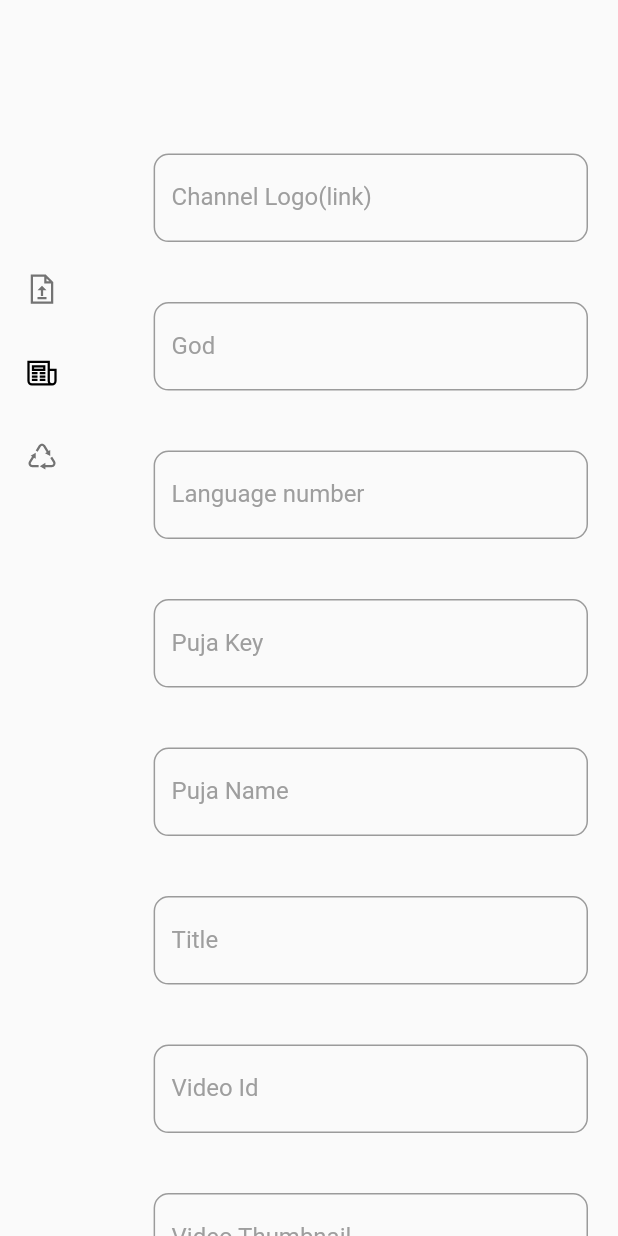
After one commit to saroj-kumar-padhi/readdata, a Flutter app: the VideoTab screen opened directly, after a tap on an icon or button, on a phone screen of 412 x 824 dp. The commit adds this screen. Run offline on Flutter 3.47's test engine with Material 2 defaults, Android fonts, the phone set to English and light mode, and no system bars; our stand-ins replace bubble_tab_indicator, cloud_firestore, expandable, firebase_core, firebase_storage, get and 2 more; missing offline and left inert: dart:html, dart:js, switcher, system_theme, translator; accounts and stored records are empty; Roboto replaces fonts that are missing (verdana_regular).

Commit message:
first commit

```diff
--- a/lib/app/modules/content_entry/content_entry_view.dart
+++ b/lib/app/modules/content_entry/content_entry_view.dart
@@ -21,6 +21,7 @@ class ContentEntryView extends StatelessWidget{
           FunctionCards(iconData: CupertinoIcons.bolt_horizontal_circle ,text: 'Puja',ontap: (){Get.toNamed('/home/${AppStrings.CONTENT_ENTRY}/update_puja/up');},),
           FunctionCards(iconData: CupertinoIcons.archivebox,text: 'Samagri',ontap: (){Get.toNamed('/home/${AppStrings.CONTENT_ENTRY}/samagri');},),
           FunctionCards(iconData: CupertinoIcons.calendar,text: 'Add Upcoming',ontap: (){Get.toNamed('/home/${AppStrings.CONTENT_ENTRY}/upcoming/up');},),
+            FunctionCards(iconData: CupertinoIcons.videocam,text: 'Add Video',ontap: (){Get.toNamed('/home/${AppStrings.CONTENT_ENTRY}/video/up');},),
           FunctionCards(iconData: CupertinoIcons.device_laptop ,text: 'Change Banner',ontap:()async{
 
           }),
--- /dev/null
+++ b/lib/app/modules/content_entry/video_section/add_video.dart
@@ -0,0 +1,77 @@
+import 'dart:html';
+
+import 'package:cloud_firestore/cloud_firestore.dart';
+import 'package:firebase_storage/firebase_storage.dart';
+import 'package:flutter/material.dart';
+import 'package:management/app/modules/content_entry/upcoming_section/controller/add_upcoming_controller.dart';
+import 'package:management/resources/app_components/custom_widgets.dart';
+import 'package:management/resources/app_exports.dart';
+
+import 'controller/add_video_controller.dart';
+
+class AddVideo extends StatelessWidget{
+  @override
+  Widget build(BuildContext context) {
+    TextEditingController language = TextEditingController();
+    TextEditingController puja_key = TextEditingController();
+    TextEditingController puja_name = TextEditingController();
+    TextEditingController tittle = TextEditingController();
+    TextEditingController video_id = TextEditingController();
+    TextEditingController video_thumbnail = TextEditingController();
+    TextEditingController live = TextEditingController();
+    TextEditingController channel_logo = TextEditingController();
+    TextEditingController god = TextEditingController();
+    return Scaffold(
+        body: SingleChildScrollView(
+          child: Column(
+            children: [
+
+              addCustomTextField(channel_logo, 'Channel Logo(link)'),
+              addCustomTextField(god, 'God'),
+              addCustomTextField(language, 'Language number'),
+              addCustomTextField(puja_key, 'Puja Key'),
+              addCustomTextField(puja_name, 'Puja Name'),
+              addCustomTextField(tittle, 'Title'),
+              addCustomTextField(video_id, 'Video Id'),
+              addCustomTextField(video_thumbnail, 'Video Thumbnail'),
+              addCustomTextField(live, 'Live (true or false)'),
+
+              SizedBox(height: 20,),
+              InkWell(
+                  onTap: (){
+                    Get.defaultDialog(
+                        middleText: "Are you sure you want to add ${tittle.text} as New video",
+                        onConfirm: (){
+                          if(language.text.isEmpty || puja_name.text.isEmpty || puja_key.text.isEmpty ||video_thumbnail.text.isEmpty || tittle.text.isEmpty || video_id.text.isEmpty){
+                            Get.showSnackbar(const GetSnackBar(titleText: Text(''),messageText: Text('Please fill are fields properly'),duration: Duration(seconds: 2),));
+                          }
+                          else{
+
+                            FirebaseFirestore.instance.doc('/PujaPurohitFiles/all_videos/videos/${video_id.text.trim()}').set({
+                              'language' : language.text.trim() as int,
+                              "channel_logo":channel_logo.text.trim(),
+                              'puja_key' : puja_key.text.trim(),
+                              'puja_name' : puja_name.text.trim(),
+                              'tittle' :tittle.text.trim(),
+                              'video_id' :video_id.text.trim(),
+                              'video_thumbnail':video_thumbnail.text.trim(),
+                              "live":live.text.trim(),
+                              "timetamp":FieldValue.serverTimestamp(),
+                            }).whenComplete(() {
+                              Get.back();
+                            });
+                          }
+                        },
+                        onCancel: (){
+                          Get.back();
+                        }
+                    );
+                  },
+                  child: redButton('Submit'))
+            ],
+          ),
+        ),
+    );
+  }
+
+}
--- /dev/null
+++ b/lib/app/modules/content_entry/video_section/update_video.dart
@@ -0,0 +1,157 @@
+import 'dart:html';
+import 'package:cloud_firestore/cloud_firestore.dart';
+import 'package:expandable/expandable.dart';
+import 'package:firebase_storage/firebase_storage.dart';
+import 'package:flutter/material.dart';
+import 'package:management/app/modules/content_entry/video_section/add_video.dart';
+import 'package:management/resources/app_components/custom_widgets.dart';
+
+import '../../../../../resources/app_exports.dart';
+import '../../../../../resources/responshive.dart';
+import 'controller/add_video_controller.dart';
+
+class UpdateVideo extends StatefulWidget {
+  final int language;
+  final String puja_key;
+  final String  puja_name;
+  final  String title;
+  final String video_id;
+  final String  video_thumbnail;
+  final  String live;
+  final String image;
+  final String eventId;
+  const UpdateVideo({Key? key,required this.language,required this.puja_key, required this.puja_name,required this.title, required this.live, required this.video_id,required this.video_thumbnail,required this.image,required this.eventId,}) : super(key: key);
+  @override
+  State<UpdateVideo> createState() => _UpdateVideoState();
+}
+
+
+class _UpdateVideoState extends State<UpdateVideo> {
+  String image2 =
+      'https://www.kindpng.com/picc/m/78-785827_user-profile-avatar-login-account-male-user-icon.png';
+  AddVideoController controller = Get.put(AddVideoController());
+
+  @override
+  Widget build(BuildContext context) {
+    TextEditingController language = TextEditingController(text:"${widget.language}");
+    TextEditingController puja_key = TextEditingController(text:widget.puja_key);
+    TextEditingController puja_name = TextEditingController(text:widget.puja_name);
+    TextEditingController tittle = TextEditingController(text:widget.title);
+    TextEditingController video_id = TextEditingController(text:widget.video_id);
+    TextEditingController video_thumbnail = TextEditingController(text:widget.video_thumbnail);
+    TextEditingController live = TextEditingController(text:widget.live);
+    TextEditingController channel_logo = TextEditingController(text:widget.image);
+    return Padding(
+      padding: ResponsiveWidget.isSmallScreen(context)
+          ? const EdgeInsets.all(0)
+          : EdgeInsets.only(left: Get.width * 0.15, right: Get.width * 0.07),
+      child: Row(
+        children: [
+          Expanded(
+            flex: 1,
+            child: SingleChildScrollView(
+              scrollDirection: Axis.vertical,
+              child: Column(
+                mainAxisAlignment: MainAxisAlignment.start,
+                children: [
+                  addCustomTextField(channel_logo, 'Channel Logo(link)'),
+                  addCustomTextField(language, 'Language number'),
+                  addCustomTextField(puja_key, 'Puja Key'),
+                  addCustomTextField(puja_name, 'Puja Name'),
+                  addCustomTextField(tittle, 'Title'),
+                  addCustomTextField(video_id, 'Video Id'),
+                  addCustomTextField(video_thumbnail, 'Video Thumbnail'),
+                  addCustomTextField(live, 'Live (true or false)'),
+
+                  InkWell(
+                    onTap: () {
+                      Get.defaultDialog(
+                          contentPadding: EdgeInsets.all(20),
+                          title: "Warning",
+                          content: Text("Are you sure you want to remove ?"),
+                          onConfirm: () {
+                            Future.delayed(Duration(seconds: 4), () async{
+                              await FirebaseFirestore.instance
+                                  .doc(
+                                  '/PujaPurohitFiles/all_videos/videos/${video_id.text.trim()}')
+                                  .update({
+
+                                'language' : language.text.trim() as int,
+                                'puja_key' : puja_key.text.trim(),
+                                'channel_logo' : channel_logo.text.trim(),
+                                'puja_name' : puja_name.text.trim(),
+                                'tittle' :tittle.text.trim(),
+                                'video_id' :video_id.text.trim(),
+                                'video_thumbnail':video_thumbnail.text.trim(),
+                                "live":live.text.trim(),
+                                "timetamp":FieldValue.serverTimestamp(),
+                              });
+                            });
+                          },
+                          onCancel: () {
+                            Get.back();
+                          });
+                    },
+                    child: redButton("Submit"),
+                  )
+                ],
+              ),
+            ),
+          ),
+        ],
+      ),
+    );
+  }
+
+  Container redButton(String text) {
+    return Container(
+      margin: EdgeInsets.all(20),
+      padding: const EdgeInsets.all(10),
+      decoration: BoxDecoration(
+          borderRadius: BorderRadius.circular(8),
+          border: Border.all(color: Colors.red, width: 2.0)),
+      child: Text(text),
+    );
+  }}
+
+//   Widget addEventTextField(TextEditingController controller, hintText) {
+//     return Padding(
+//       padding: const EdgeInsets.all(20.0),
+//       child: TextFormField(
+//           keyboardType: TextInputType.multiline,
+//           maxLines: 10,
+//           minLines: 1,
+//           controller: controller,
+//           decoration: InputDecoration(
+//             border: OutlineInputBorder(
+//               borderRadius: BorderRadius.circular(10.0),
+//             ),
+//             focusedBorder: OutlineInputBorder(
+//               borderSide: const BorderSide(color: Colors.blue, width: 1.0),
+//               borderRadius: BorderRadius.circular(10.0),
+//             ),
+//             fillColor: Colors.grey,
+//
+//             hintText: hintText,
+//
+//             //make hint text
+//             hintStyle: const  TextStyle(
+//               color: Colors.grey,
+//               fontSize: 16,
+//               fontFamily: "verdana_regular",
+//               fontWeight: FontWeight.w400,
+//             ),
+//
+//             //create lable
+//             labelText: hintText,
+//             //lable style
+//             labelStyle: const TextStyle(
+//               color: Colors.grey,
+//               fontSize: 16,
+//               fontFamily: "verdana_regular",
+//               fontWeight: FontWeight.w400,
+//             ),
+//           )),
+//     );
+//   }
+// }
--- /dev/null
+++ b/lib/app/modules/content_entry/video_section/video_tab.dart
@@ -0,0 +1,139 @@
+import 'dart:html';
+import 'package:cloud_firestore/cloud_firestore.dart';
+import 'package:flutter/material.dart';
+import 'package:line_icons/line_icons.dart';
+import 'package:management/app/modules/content_entry/upcoming_section/view/add_upcoming_view.dart';
+import 'package:management/app/modules/content_entry/upcoming_section/view/update_upcoming.dart';
+import 'package:management/app/modules/content_entry/video_section/update_video.dart';
+import 'package:management/resources/app_components/function_cards.dart';
+import 'package:management/resources/app_components/menu_bar_tiles.dart';
+import 'package:management/resources/app_exports.dart';
+import '../../../../../resources/app_strings.dart';
+import 'add_video.dart';
+
+
+
+class VideoTab extends StatelessWidget {
+  String tab = Get.parameters['tab']!;
+
+  VideoTab({Key? key}) : super(key: key);
+  @override
+  Widget build(BuildContext context) {
+    return Scaffold(
+      body: Stack(
+        children: [
+          Row(
+            children: [
+              Expanded(
+                  flex: 1,
+                  child: Padding(
+                    padding: EdgeInsets.only(top: Get.height * 0.2),
+                    child: Column(
+                      children: [
+                        MenuBarTile(
+                          selectedTab: 'up',
+                          iconData: LineIcons.fileUpload,
+                          titleText: 'Update Video',
+                          tab: tab,
+                          onTap: () {
+                            Get.toNamed(
+                                '/home/${AppStrings.CONTENT_ENTRY}/video/up');
+                          },
+                        ),
+                        MenuBarTile(
+                          selectedTab: 'an',
+                          iconData: LineIcons.newspaper,
+                          titleText: 'Add Video',
+                          tab: tab,
+                          onTap: () {
+                            Get.toNamed(
+                                '/home/${AppStrings.CONTENT_ENTRY}/video/an');
+                          },
+                        ),
+                        MenuBarTile(
+                          selectedTab: 'rp',
+                          iconData: LineIcons.recycle,
+                          titleText: 'Remove Video',
+                          tab: tab,
+                          onTap: () {
+                            Get.toNamed(
+                                '/home/${AppStrings.CONTENT_ENTRY}/video/rp');
+                          },
+                        ),
+                      ],
+                    ),
+                  )),
+              Expanded(
+                flex: 4,
+                child: Container(
+                    margin: EdgeInsets.only(top: Get.height * .1),
+                    child: StreamBuilder<QuerySnapshot>(
+                        stream: FirebaseFirestore.instance
+                            .collection(
+                            'PujaPurohitFiles/all_videos/videos')
+                            .snapshots(),
+                        builder: (context, snapshot) {
+                          if (snapshot.data == null) {
+                            return const Center(
+                              child: CircularProgressIndicator(),
+                            );
+                          }
+                          List<Widget> _videoCards = [];
+                          snapshot.data!.docs.forEach((element) {
+                            _videoCards.add(EventCards(
+                              remove: tab=='rp'?true:false,
+                              text: element["live"]=="false"?element['puja_name']:"${element['puja_name']}(live)",
+                              deleteOntap: (){
+                                print("delete called");
+                                FirebaseFirestore.instance.doc('PujaPurohitFiles/all_videos/videos/${element.id}').delete();
+                              },
+                              iconData:
+                              element['channel_logo'],
+                              ontap: () {
+                                //print(element["image"]);
+                                //AddUpcomingController addUpcomingController =Get.put(AddUpcomingController());
+
+                                Get.bottomSheet(
+                                    Container(
+                                      padding: const EdgeInsets.only(top: 20),
+                                      height: Get.height*0.9,
+                                      child: UpdateVideo(
+                                        eventId: element.id,
+                                        image: element["channel_logo"],
+                                        live: element["live"],
+                                        title: element["tittle"],
+                                        video_thumbnail: element["video_thumbnail"],
+                                        puja_key: element["puja_key"],
+                                        video_id: element["video_id"],
+                                        language: element["language"],
+                                        puja_name: element["puja_name"],
+                                      ),
+                                    ),
+                                    backgroundColor: context.theme.backgroundColor,
+                                    isScrollControlled: true
+                                );
+
+                              },
+                            ));
+                          });
+                          if (tab == 'up' || tab == 'rp') {
+                            return SingleChildScrollView(
+                              scrollDirection: Axis.vertical,
+                              child: Wrap(
+                                direction: Axis.horizontal,
+                                children: _videoCards,
+                              ),
+                            );
+                          } else if (tab == 'an') {
+                            return AddVideo();
+                          }
+                          return SizedBox();
+                        })),
+              ),
+            ],
+          )
+        ],
+      ),
+    );
+  }
+}
--- a/lib/main.dart
+++ b/lib/main.dart
@@ -10,6 +10,7 @@ import 'package:system_theme/system_theme.dart';
 import 'app/modules/content_entry/detail_section/view/add_detail_view.dart';
 import 'app/modules/content_entry/puja_section/views/puja_tab.dart';
 import 'app/modules/content_entry/upcoming_section/view/upcoming_tab_view.dart';
+import 'app/modules/content_entry/video_section/video_tab.dart';
 import 'app/modules/home/view/home_view.dart';
 import 'app/modules/management/view/client_users_list.dart';
 import 'app/modules/management/view/pandit_users_list.dart';
@@ -66,6 +67,7 @@ class MyApp extends StatelessWidget {
            ),
            GetPage(name: '/samagri', page:()=>SamagriAddDelete()),
             GetPage(name: '/upcoming/:tab', page: ()=>UpcomingTab(),),
+            GetPage(name: '/video/:tab', page: ()=>VideoTab(),),
             GetPage(name: '/detail', page:()=>AddUpdateDetailView()),
           ]
           )
```
Also changed, not shown: lib/app/modules/content_entry/video_section/controller/add_video_controller.dart (added, +17 -0 lines).
